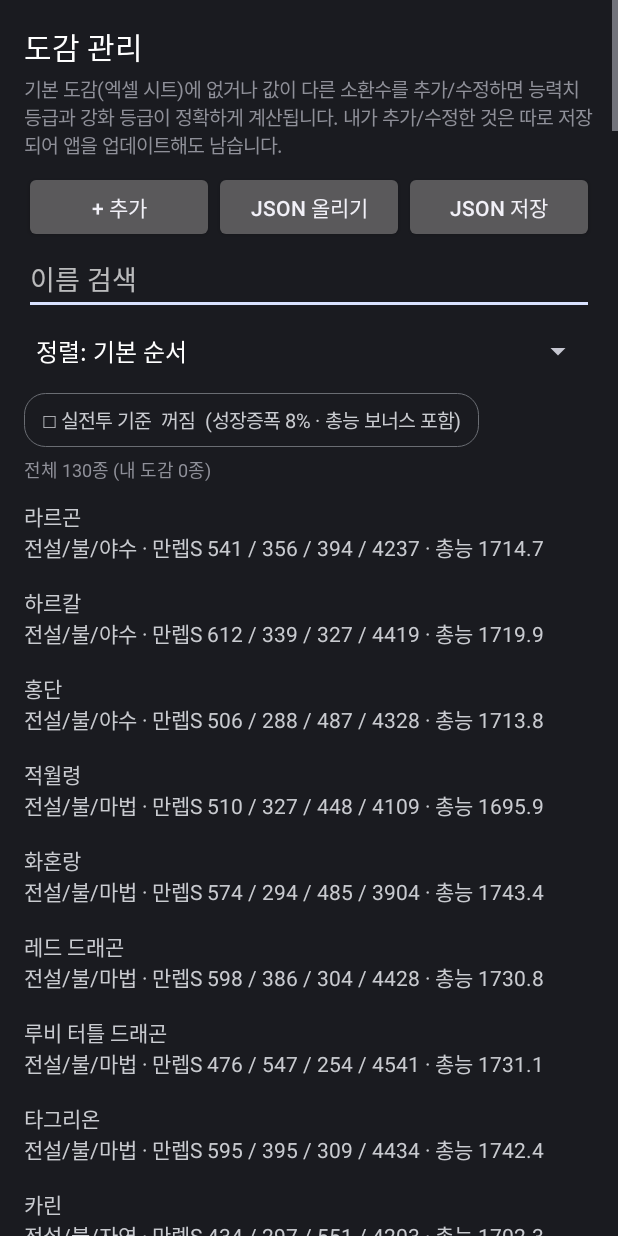
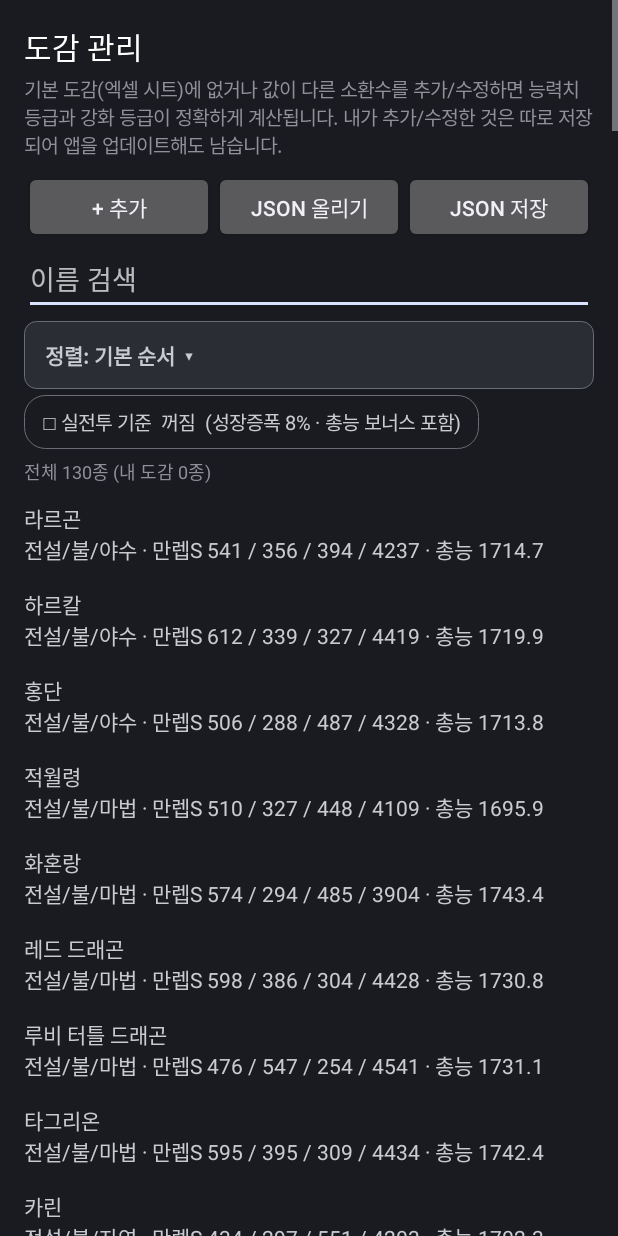
Before and after one commit to gyeongho-you/TM-calc, an Android app: the PetEditorActivity screen opened directly, with no data from a screen before it, on a phone screen of 412 x 824 dp. Run offline under Robolectric (Android 15) with nearby library versions, the phone set to English and light mode, and no system bars; pictures from the network do not load.

Commit message:
도감 관리 정렬 선택이 배경과 같은 색이라 안 보이던 문제: 테두리 상자 + 고른 정렬은 파란 굵은 글자
Co-Authored-By: Claude Opus 5.5 <noreply@anthropic.com>

```diff
--- a/app/src/main/java/net/g1project/tmcalc/PetEditorActivity.kt
+++ b/app/src/main/java/net/g1project/tmcalc/PetEditorActivity.kt
@@ -67,16 +67,31 @@ class PetEditorActivity : Activity() {
         }
         root.addView(search)
         // 정렬: 기본 / 총능·공격·방어·속도·체력 높은순·낮은순 (도감 만렙S 기준)
+        // 고른 정렬이 잘 보이게: 흰 글자 + 테두리 상자 (기본 모양은 배경과 색이 같아 안 보였다)
         root.addView(android.widget.Spinner(this).apply {
-            adapter = android.widget.ArrayAdapter(this@PetEditorActivity, android.R.layout.simple_spinner_dropdown_item,
-                PetSort.values().map { "정렬: " + it.label })
+            background = android.graphics.drawable.GradientDrawable().apply {
+                cornerRadius = px(8).toFloat()
+                setColor(Color.parseColor("#2A2D33"))
+                setStroke(px(1), Color.parseColor("#6A6D73"))
+            }
+            setPadding(px(4), px(2), px(4), px(2))
+            adapter = object : android.widget.ArrayAdapter<String>(this@PetEditorActivity, android.R.layout.simple_spinner_item,
+                PetSort.values().map { "정렬: " + it.label + "  ▾" }) {
+                override fun getView(position: Int, convertView: android.view.View?, parent: android.view.ViewGroup) =
+                    (super.getView(position, convertView, parent) as TextView).apply {
+                        setTextColor(if (position == 0) Color.parseColor("#C9CBD0") else Color.parseColor("#4FC3F7"))
+                        textSize = 14f
+                        typeface = android.graphics.Typeface.DEFAULT_BOLD
+                        setPadding(px(10), px(10), px(10), px(10))
+                    }
+            }.apply { setDropDownViewResource(android.R.layout.simple_spinner_dropdown_item) }
             onItemSelectedListener = object : android.widget.AdapterView.OnItemSelectedListener {
                 override fun onItemSelected(p: android.widget.AdapterView<*>?, v: android.view.View?, pos: Int, id: Long) {
                     if (sort != PetSort.values()[pos]) { sort = PetSort.values()[pos]; refresh() }
                 }
                 override fun onNothingSelected(p: android.widget.AdapterView<*>?) {}
             }
-        })
+        }, LinearLayout.LayoutParams(-1, -2).apply { topMargin = px(4) })
         // 실전투 기준: 잘 보이게 켜짐/꺼짐 글자 + 파란 테두리 (강화표의 '최저치로 보기'와 같은 모양)
         root.addView(TextView(this).apply {
             val blue = Color.parseColor("#4FC3F7")
```
